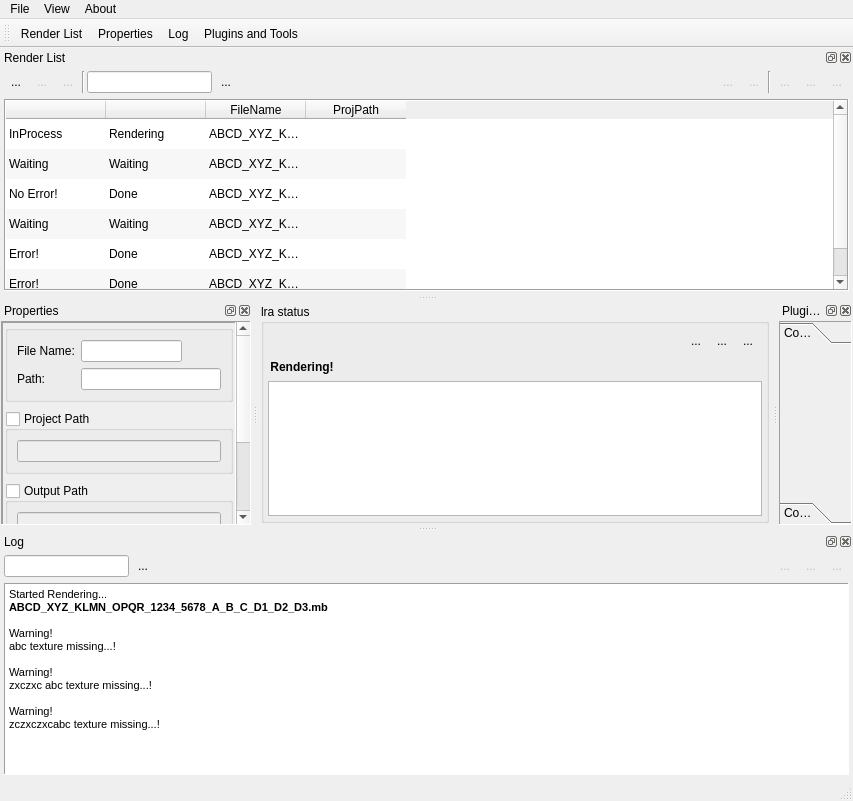
Qt form uis/winMain.ui (kaymatrix/lra) before a commit.
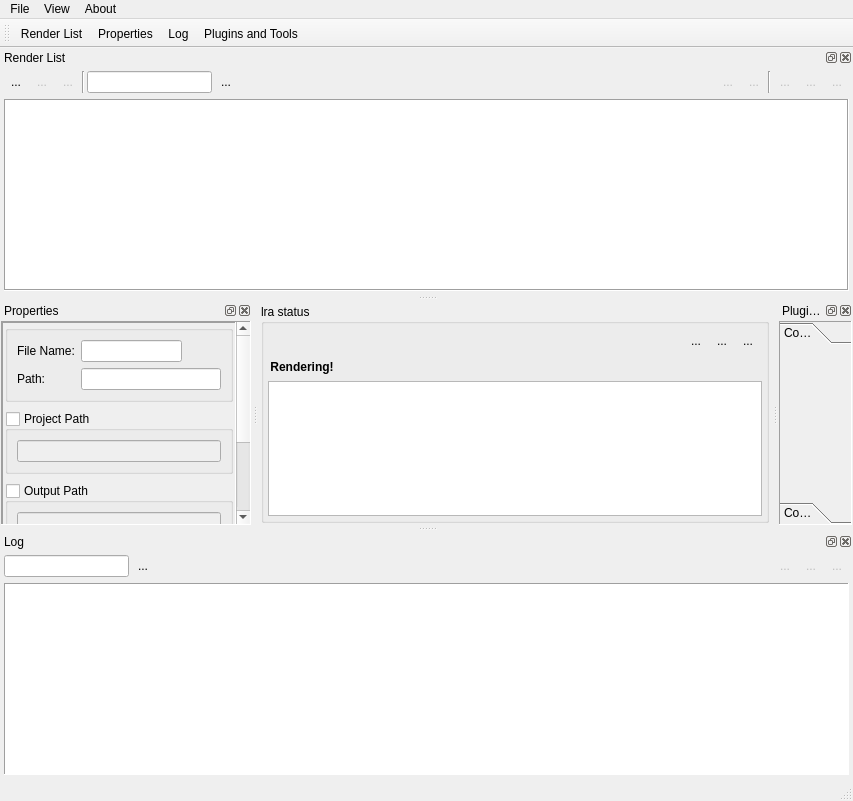
The same form after that commit. The open tabs and pages were chosen to show the change. Icons and pictures are not drawn.

Commit message: removed empty folder

```diff
--- a/uis/winMain.ui
+++ b/uis/winMain.ui
@@ -468,17 +468,7 @@
 &lt;html&gt;&lt;head&gt;&lt;meta name=&quot;qrichtext&quot; content=&quot;1&quot; /&gt;&lt;style type=&quot;text/css&quot;&gt;
 p, li { white-space: pre-wrap; }
 &lt;/style&gt;&lt;/head&gt;&lt;body style=&quot; font-family:'MS Shell Dlg 2'; font-size:8.25pt; font-weight:400; font-style:normal;&quot;&gt;
-&lt;p style=&quot; margin-top:0px; margin-bottom:0px; margin-left:0px; margin-right:0px; -qt-block-indent:0; text-indent:0px;&quot;&gt;&lt;span style=&quot; font-size:8pt;&quot;&gt;Started Rendering...&lt;/span&gt;&lt;/p&gt;
-&lt;p style=&quot; margin-top:0px; margin-bottom:0px; margin-left:0px; margin-right:0px; -qt-block-indent:0; text-indent:0px;&quot;&gt;&lt;span style=&quot; font-size:8pt; font-weight:600;&quot;&gt;ABCD_XYZ_KLMN_OPQR_1234_5678_A_B_C_D1_D2_D3.mb&lt;/span&gt;&lt;/p&gt;
-&lt;p style=&quot;-qt-paragraph-type:empty; margin-top:0px; margin-bottom:0px; margin-left:0px; margin-right:0px; -qt-block-indent:0; text-indent:0px; font-size:8pt; font-weight:600;&quot;&gt;&lt;/p&gt;
-&lt;p style=&quot; margin-top:0px; margin-bottom:0px; margin-left:0px; margin-right:0px; -qt-block-indent:0; text-indent:0px;&quot;&gt;&lt;span style=&quot; font-size:8pt;&quot;&gt;Warning!&lt;/span&gt;&lt;/p&gt;
-&lt;p style=&quot; margin-top:0px; margin-bottom:0px; margin-left:0px; margin-right:0px; -qt-block-indent:0; text-indent:0px;&quot;&gt;&lt;span style=&quot; font-size:8pt;&quot;&gt;abc texture missing...!&lt;/span&gt;&lt;/p&gt;
-&lt;p style=&quot;-qt-paragraph-type:empty; margin-top:0px; margin-bottom:0px; margin-left:0px; margin-right:0px; -qt-block-indent:0; text-indent:0px; font-size:8pt;&quot;&gt;&lt;/p&gt;
-&lt;p style=&quot; margin-top:0px; margin-bottom:0px; margin-left:0px; margin-right:0px; -qt-block-indent:0; text-indent:0px;&quot;&gt;&lt;span style=&quot; font-size:8pt;&quot;&gt;Warning!&lt;/span&gt;&lt;/p&gt;
-&lt;p style=&quot; margin-top:0px; margin-bottom:0px; margin-left:0px; margin-right:0px; -qt-block-indent:0; text-indent:0px;&quot;&gt;&lt;span style=&quot; font-size:8pt;&quot;&gt;zxczxc abc texture missing...!&lt;/span&gt;&lt;/p&gt;
-&lt;p style=&quot;-qt-paragraph-type:empty; margin-top:0px; margin-bottom:0px; margin-left:0px; margin-right:0px; -qt-block-indent:0; text-indent:0px; font-size:8pt;&quot;&gt;&lt;/p&gt;
-&lt;p style=&quot; margin-top:0px; margin-bottom:0px; margin-left:0px; margin-right:0px; -qt-block-indent:0; text-indent:0px;&quot;&gt;&lt;span style=&quot; font-size:8pt;&quot;&gt;Warning!&lt;/span&gt;&lt;/p&gt;
-&lt;p style=&quot; margin-top:0px; margin-bottom:0px; margin-left:0px; margin-right:0px; -qt-block-indent:0; text-indent:0px;&quot;&gt;&lt;span style=&quot; font-size:8pt;&quot;&gt;zczxczxcabc texture missing...!&lt;/span&gt;&lt;/p&gt;&lt;/body&gt;&lt;/html&gt;</string>
+&lt;p style=&quot;-qt-paragraph-type:empty; margin-top:0px; margin-bottom:0px; margin-left:0px; margin-right:0px; -qt-block-indent:0; text-indent:0px; font-size:8pt;&quot;&gt;&lt;/p&gt;&lt;/body&gt;&lt;/html&gt;</string>
           </property>
          </widget>
         </item>
@@ -936,194 +926,6 @@
           <attribute name="verticalHeaderVisible">
            <bool>false</bool>
           </attribute>
-          <row>
-           <property name="text">
-            <string>New Row</string>
-           </property>
-          </row>
-          <row>
-           <property name="text">
-            <string>New Row</string>
-           </property>
-          </row>
-          <row>
-           <property name="text">
-            <string>New Row</string>
-           </property>
-          </row>
-          <row>
-           <property name="text">
-            <string>New Row</string>
-           </property>
-          </row>
-          <row>
-           <property name="text">
-            <string>New Row</string>
-           </property>
-          </row>
-          <row>
-           <property name="text">
-            <string>New Row</string>
-           </property>
-          </row>
-          <column>
-           <property name="text">
-            <string/>
-           </property>
-          </column>
-          <column>
-           <property name="text">
-            <string/>
-           </property>
-          </column>
-          <column>
-           <property name="text">
-            <string>FileName</string>
-           </property>
-          </column>
-          <column>
-           <property name="text">
-            <string>ProjPath</string>
-           </property>
-          </column>
-          <item row="0" column="0">
-           <property name="text">
-            <string>InProcess</string>
-           </property>
-           <property name="icon">
-            <iconset resource="../res/imgs.qrc">
-             <normaloff>:/ic0416/icons/04/16/06.png</normaloff>:/ic0416/icons/04/16/06.png</iconset>
-           </property>
-          </item>
-          <item row="0" column="1">
-           <property name="text">
-            <string>Rendering</string>
-           </property>
-           <property name="icon">
-            <iconset resource="../res/imgs.qrc">
-             <normaloff>:/ic0316/icons/03/16/31.png</normaloff>:/ic0316/icons/03/16/31.png</iconset>
-           </property>
-          </item>
-          <item row="0" column="2">
-           <property name="text">
-            <string>ABCD_XYZ_KLMN_OPQR_1234_5678_A_B_C_D1_D2_D3.mb</string>
-           </property>
-          </item>
-          <item row="1" column="0">
-           <property name="text">
-            <string>Waiting</string>
-           </property>
-           <property name="icon">
-            <iconset resource="../res/imgs.qrc">
-             <normaloff>:/ic0416/icons/04/16/10.png</normaloff>:/ic0416/icons/04/16/10.png</iconset>
-           </property>
-          </item>
-          <item row="1" column="1">
-           <property name="text">
-            <string>Waiting</string>
-           </property>
-           <property name="icon">
-            <iconset resource="../res/imgs.qrc">
-             <normaloff>:/ic0216/icons/02/16/37.png</normaloff>:/ic0216/icons/02/16/37.png</iconset>
-           </property>
-          </item>
-          <item row="1" column="2">
-           <property name="text">
-            <string>ABCD_XYZ_KLMN_OPQR_1234_5678_A_B_C_D1_D2_D3.mb</string>
-           </property>
-          </item>
-          <item row="2" column="0">
-           <property name="text">
-            <string>No Error!</string>
-           </property>
-           <property name="icon">
-            <iconset resource="../res/imgs.qrc">
-             <normaloff>:/ic0416/icons/04/16/02.png</normaloff>:/ic0416/icons/04/16/02.png</iconset>
-           </property>
-          </item>
-          <item row="2" column="1">
-           <property name="text">
-            <string>Done</string>
-           </property>
-           <property name="icon">
-            <iconset resource="../res/imgs.qrc">
-             <normaloff>:/ic0316/icons/03/16/02.png</normaloff>:/ic0316/icons/03/16/02.png</iconset>
-           </property>
-          </item>
-          <item row="2" column="2">
-           <property name="text">
-            <string>ABCD_XYZ_KLMN_OPQR_1234_5678_A_B_C_D1_D2_D3.mb</string>
-           </property>
-          </item>
-          <item row="3" column="0">
-           <property name="text">
-            <string>Waiting</string>
-           </property>
-           <property name="icon">
-            <iconset resource="../res/imgs.qrc">
-             <normaloff>:/ic0416/icons/04/16/10.png</normaloff>:/ic0416/icons/04/16/10.png</iconset>
-           </property>
-          </item>
-          <item row="3" column="1">
-           <property name="text">
-            <string>Waiting</string>
-           </property>
-           <property name="icon">
-            <iconset resource="../res/imgs.qrc">
-             <normaloff>:/ic0216/icons/02/16/37.png</normaloff>:/ic0216/icons/02/16/37.png</iconset>
-           </property>
-          </item>
-          <item row="3" column="2">
-           <property name="text">
-            <string>ABCD_XYZ_KLMN_OPQR_1234_5678_A_B_C_D1_D2_D3.mb</string>
-           </property>
-          </item>
-          <item row="4" column="0">
-           <property name="text">
-            <string>Error!</string>
-           </property>
-           <property name="icon">
-            <iconset resource="../res/imgs.qrc">
-             <normaloff>:/ic0416/icons/04/16/01.png</normaloff>:/ic0416/icons/04/16/01.png</iconset>
-           </property>
-          </item>
-          <item row="4" column="1">
-           <property name="text">
-            <string>Done</string>
-           </property>
-           <property name="icon">
-            <iconset resource="../res/imgs.qrc">
-             <normaloff>:/ic0316/icons/03/16/02.png</normaloff>:/ic0316/icons/03/16/02.png</iconset>
-           </property>
-          </item>
-          <item row="4" column="2">
-           <property name="text">
-            <string>ABCD_XYZ_KLMN_OPQR_1234_5678_A_B_C_D1_D2_D3.mb</string>
-           </property>
-          </item>
-          <item row="5" column="0">
-           <property name="text">
-            <string>Error!</string>
-           </property>
-           <property name="icon">
-            <iconset resource="../res/imgs.qrc">
-             <normaloff>:/ic0416/icons/04/16/01.png</normaloff>:/ic0416/icons/04/16/01.png</iconset>
-           </property>
-          </item>
-          <item row="5" column="1">
-           <property name="text">
-            <string>Done</string>
-           </property>
-           <property name="icon">
-            <iconset resource="../res/imgs.qrc">
-             <normaloff>:/ic0316/icons/03/16/02.png</normaloff>:/ic0316/icons/03/16/02.png</iconset>
-           </property>
-          </item>
-          <item row="5" column="2">
-           <property name="text">
-            <string>ABCD_XYZ_KLMN_OPQR_1234_5678_A_B_C_D1_D2_D3.mb</string>
-           </property>
-          </item>
          </widget>
         </item>
        </layout>
```
Left out of the diff: 4 changed lines with no effect on the pictures.
